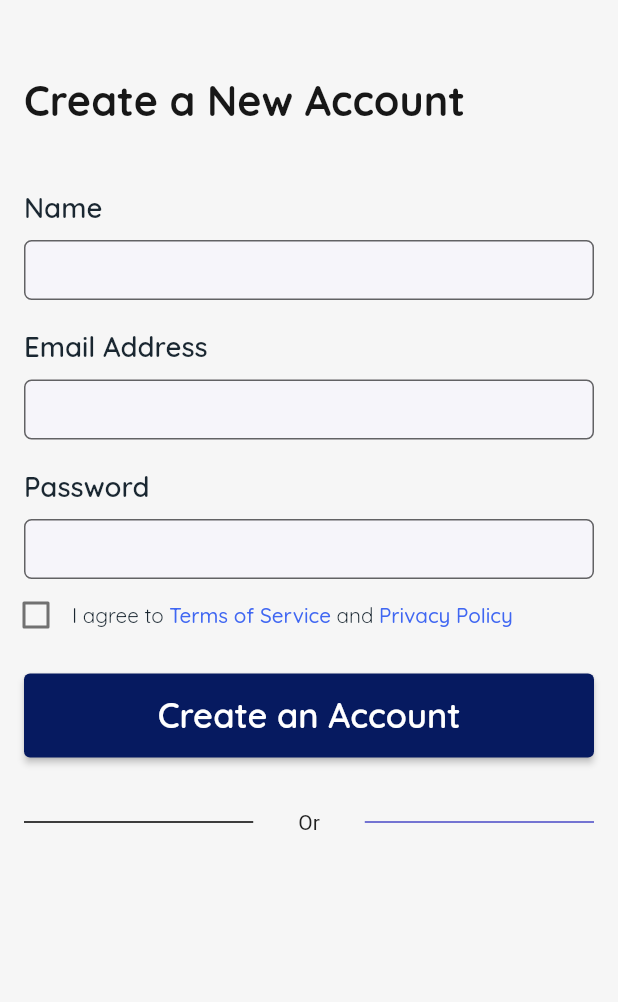
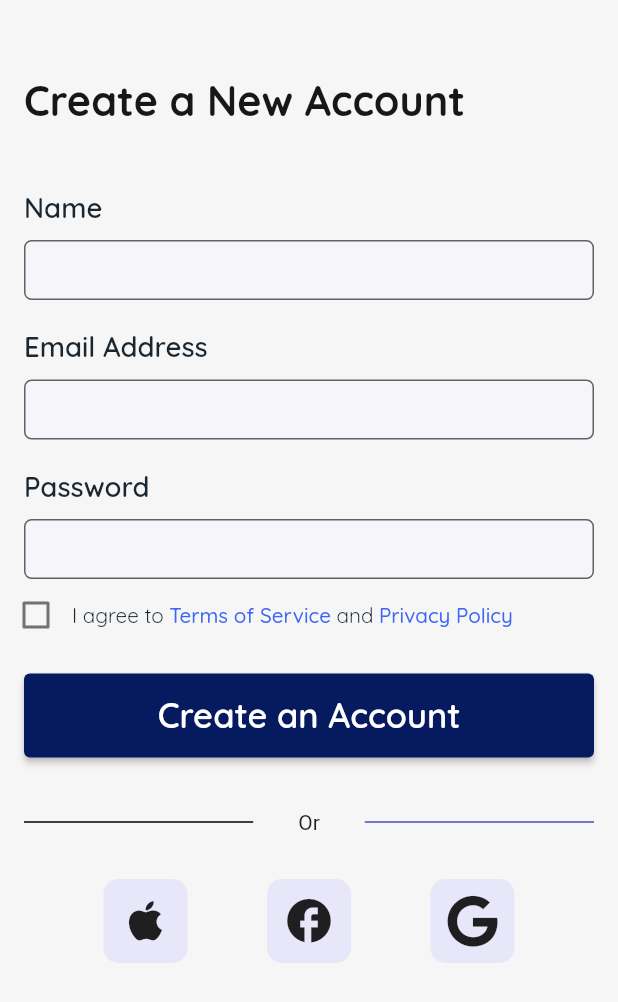
Before and after one commit to sobuur0/kumvent, a Flutter app: the screen it shows after launch, on a phone screen of 412 x 824 dp. Shown: the top 1002 px of the screen. Run offline on Flutter 3.47's test engine with Material 2 defaults, Android fonts, the phone set to English and light mode, and no system bars; our stand-ins replace flutter_screenutil, font_awesome_flutter, google_fonts.

Commit message:
added icon_container

```diff
--- a/lib/presentation/pages/sign_in_page.dart
+++ b/lib/presentation/pages/sign_in_page.dart
@@ -1,6 +1,8 @@
 import 'package:flutter/material.dart';
 import 'package:kumvent/constants/app_styles.dart';
 import 'package:kumvent/constants/colours.dart';
+import 'package:kumvent/presentation/widgets/icon_container.dart';
+import 'package:font_awesome_flutter/font_awesome_flutter.dart';
 
 class SignInPage extends StatefulWidget {
   const SignInPage({Key? key}) : super(key: key);
@@ -240,6 +242,35 @@ class _SignInPageState extends State<SignInPage> {
                 ],
               ),
             ),
+            Padding(
+              padding: const EdgeInsets.symmetric(
+                horizontal: 16.0,
+                vertical: 10.0,
+              ),
+              child: Row(
+                mainAxisAlignment: MainAxisAlignment.spaceEvenly,
+                children: const [
+                  IconContainer(
+                    icon: Icon(
+                      Icons.apple,
+                      size: 35.0,
+                    ),
+                  ),
+                  IconContainer(
+                    icon: Icon(
+                      Icons.facebook,
+                      size: 35.0,
+                    ),
+                  ),
+                  IconContainer(
+                    icon: Icon(
+                      FontAwesomeIcons.google,
+                      size: 35.0,
+                    ),
+                  ),
+                ],
+              ),
+            ),
           ],
         ),
       ),
--- a/lib/presentation/widgets/icon_container.dart
+++ b/lib/presentation/widgets/icon_container.dart
@@ -2,7 +2,7 @@ import 'package:flutter/material.dart';
 import 'package:kumvent/constants/colours.dart';
 
 class IconContainer extends StatelessWidget {
-  final IconData icon;
+  final Widget icon;
 
   const IconContainer({
     required this.icon,
@@ -12,15 +12,15 @@ class IconContainer extends StatelessWidget {
   @override
   Widget build(BuildContext context) {
     return Container(
+      height: 56.0,
+      width: 56.0,
       decoration: ShapeDecoration(
         color: kIconContainerColor,
         shape: RoundedRectangleBorder(
           borderRadius: BorderRadius.circular(10.0),
         ),
       ),
-      child: Icon(
-        icon,
-      ),
+      child: icon,
     );
   }
 }
--- a/pubspec.yaml
+++ b/pubspec.yaml
@@ -17,6 +17,7 @@ dependencies:
   cupertino_icons: ^1.0.2
   google_fonts: ^2.2.0
   flutter_screenutil: ^5.3.1
+  font_awesome_flutter: ^10.1.0
 
 dev_dependencies:
   flutter_test:
```
Also changed, not shown: pubspec.lock.
